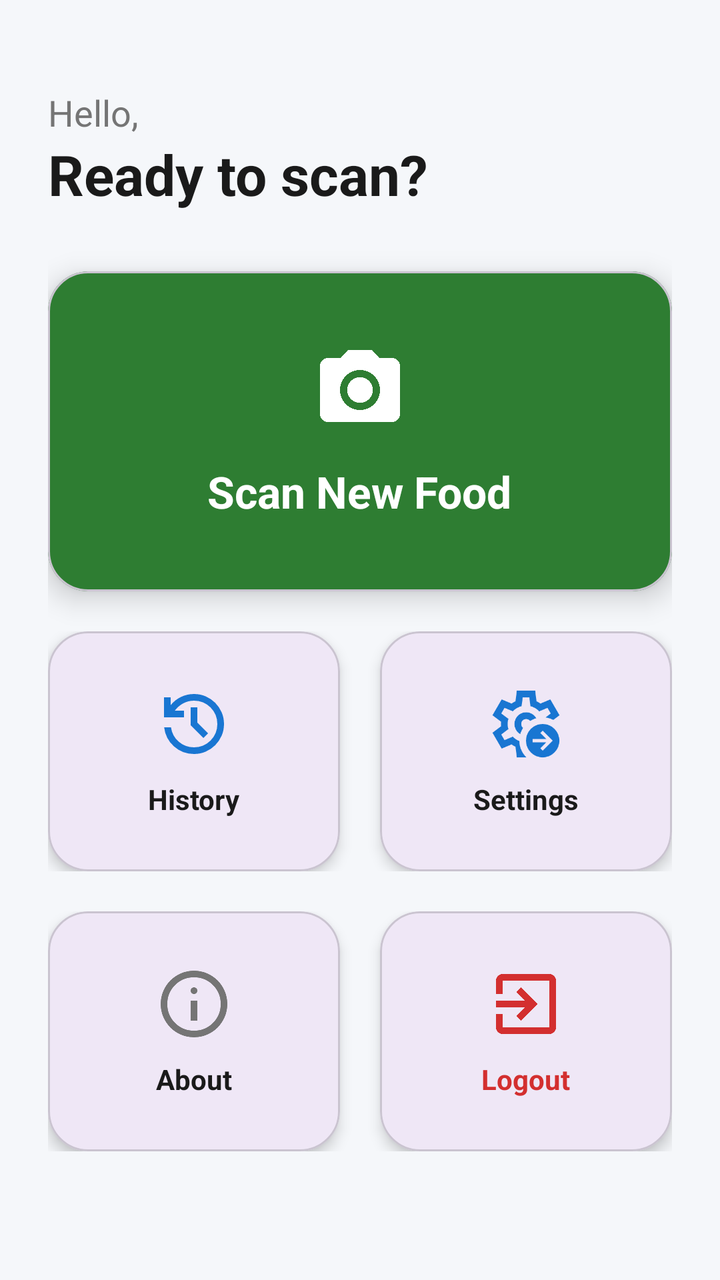
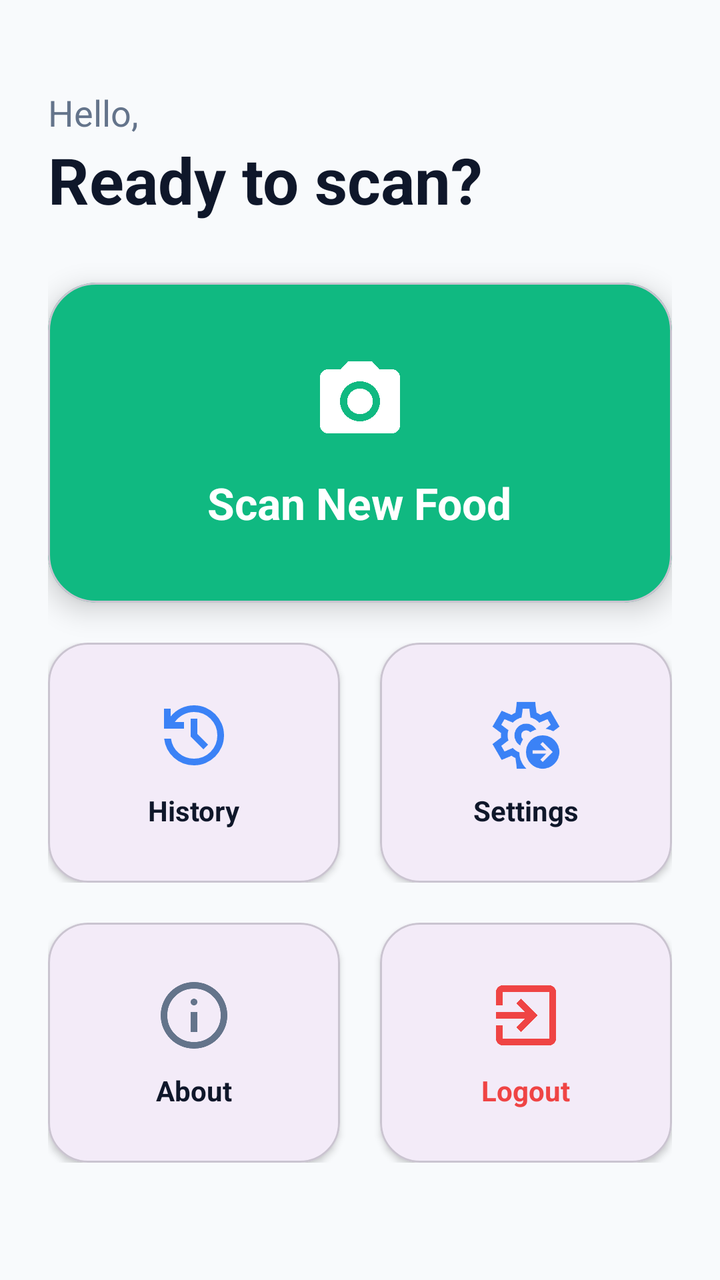

An Android layout rendered at two revisions. The XML below is the earlier revision; the diff shows what the commit changed to produce the second picture.
<!-- AndroidManifest.xml: application theme Theme.NutriScan -->
<!-- res/layout/activity_home.xml -->
<?xml version="1.0" encoding="utf-8"?>
<ScrollView xmlns:android="http://schemas.android.com/apk/res/android"
    xmlns:app="http://schemas.android.com/apk/res-auto"
    android:layout_width="match_parent"
    android:layout_height="match_parent"
    android:background="@color/bg_light"
    android:fillViewport="true">

    <LinearLayout
        android:layout_width="match_parent"
        android:layout_height="wrap_content"
        android:orientation="vertical"
        android:padding="24dp">

        <TextView
            android:id="@+id/textViewWelcome"
            android:layout_width="wrap_content"
            android:layout_height="wrap_content"
            android:layout_marginTop="20dp"
            android:text="Hello,"
            android:textColor="@color/text_light"
            android:textSize="18sp" />

        <TextView
            android:layout_width="wrap_content"
            android:layout_height="wrap_content"
            android:layout_marginBottom="30dp"
            android:text="Ready to scan?"
            android:textColor="@color/text_dark"
            android:textSize="28sp"
            android:textStyle="bold" />

        
        <com.google.android.material.card.MaterialCardView
            android:id="@+id/buttonScanNewItem"
            android:layout_width="match_parent"
            android:layout_height="160dp"
            android:layout_marginBottom="20dp"
            app:cardBackgroundColor="@color/primary_green"
            app:cardCornerRadius="20dp"
            app:cardElevation="8dp">

            <LinearLayout
                android:layout_width="match_parent"
                android:layout_height="match_parent"
                android:gravity="center"
                android:orientation="vertical">

                <ImageView
                    android:layout_width="48dp"
                    android:layout_height="48dp"
                    android:src="@drawable/ic_camera_white_24dp"
                    app:tint="@color/white" />

                <TextView
                    android:layout_width="wrap_content"
                    android:layout_height="wrap_content"
                    android:layout_marginTop="12dp"
                    android:text="Scan New Food"
                    android:textColor="@color/white"
                    android:textSize="22sp"
                    android:textStyle="bold" />
            </LinearLayout>
        </com.google.android.material.card.MaterialCardView>

        
        <LinearLayout
            android:layout_width="match_parent"
            android:layout_height="wrap_content"
            android:orientation="horizontal"
            android:weightSum="2">

            <com.google.android.material.card.MaterialCardView
                android:id="@+id/buttonViewHistory"
                android:layout_width="0dp"
                android:layout_height="120dp"
                android:layout_marginEnd="10dp"
                android:layout_weight="1"
                app:cardCornerRadius="20dp"
                app:cardElevation="4dp">

                <LinearLayout
                    android:layout_width="match_parent"
                    android:layout_height="match_parent"
                    android:gravity="center"
                    android:orientation="vertical">

                    <ImageView
                        android:layout_width="40dp"
                        android:layout_height="40dp"
                        android:src="@drawable/ic_history_white_24dp"
                        app:tint="@color/primary_blue" />

                    <TextView
                        android:layout_width="wrap_content"
                        android:layout_height="wrap_content"
                        android:layout_marginTop="8dp"
                        android:text="History"
                        android:textColor="@color/text_dark"
                        android:textStyle="bold" />
                </LinearLayout>
            </com.google.android.material.card.MaterialCardView>

            <com.google.android.material.card.MaterialCardView
                android:id="@+id/buttonSettings"
                android:layout_width="0dp"
                android:layout_height="120dp"
                android:layout_marginStart="10dp"
                android:layout_weight="1"
                app:cardCornerRadius="20dp"
                app:cardElevation="4dp">

                <LinearLayout
                    android:layout_width="match_parent"
                    android:layout_height="match_parent"
                    android:gravity="center"
                    android:orientation="vertical">

                    <ImageView
                        android:layout_width="40dp"
                        android:layout_height="40dp"
                        android:src="@drawable/ic_settings_white_24dp"
                        app:tint="@color/primary_blue" />

                    <TextView
                        android:layout_width="wrap_content"
                        android:layout_height="wrap_content"
                        android:layout_marginTop="8dp"
                        android:text="Settings"
                        android:textColor="@color/text_dark"
                        android:textStyle="bold" />
                </LinearLayout>
            </com.google.android.material.card.MaterialCardView>
        </LinearLayout>

        <LinearLayout
            android:layout_width="match_parent"
            android:layout_height="wrap_content"
            android:layout_marginTop="20dp"
            android:orientation="horizontal"
            android:weightSum="2">

            <com.google.android.material.card.MaterialCardView
                android:id="@+id/buttonAbout"
                android:layout_width="0dp"
                android:layout_height="120dp"
                android:layout_marginEnd="10dp"
                android:layout_weight="1"
                app:cardCornerRadius="20dp"
                app:cardElevation="4dp">

                <LinearLayout
                    android:layout_width="match_parent"
                    android:layout_height="match_parent"
                    android:gravity="center"
                    android:orientation="vertical">

                    <ImageView
                        android:layout_width="40dp"
                        android:layout_height="40dp"
                        android:src="@drawable/ic_info_white_24dp"
                        app:tint="@color/text_light" />

                    <TextView
                        android:layout_width="wrap_content"
                        android:layout_height="wrap_content"
                        android:layout_marginTop="8dp"
                        android:text="About"
                        android:textColor="@color/text_dark"
                        android:textStyle="bold" />
                </LinearLayout>
            </com.google.android.material.card.MaterialCardView>

            <com.google.android.material.card.MaterialCardView
                android:id="@+id/buttonLogout"
                android:layout_width="0dp"
                android:layout_height="120dp"
                android:layout_marginStart="10dp"
                android:layout_weight="1"
                app:cardCornerRadius="20dp"
                app:cardElevation="4dp">

                <LinearLayout
                    android:layout_width="match_parent"
                    android:layout_height="match_parent"
                    android:gravity="center"
                    android:orientation="vertical">

                    <ImageView
                        android:layout_width="40dp"
                        android:layout_height="40dp"
                        android:src="@drawable/ic_logout_white_24dp"
                        app:tint="@color/error_red" />

                    <TextView
                        android:layout_width="wrap_content"
                        android:layout_height="wrap_content"
                        android:layout_marginTop="8dp"
                        android:text="Logout"
                        android:textColor="@color/error_red"
                        android:textStyle="bold" />
                </LinearLayout>
            </com.google.android.material.card.MaterialCardView>
        </LinearLayout>

    </LinearLayout>
</ScrollView>
<!-- resources referenced by this layout -->
<resources>
  <color name="bg_light">#F5F7FA</color>
  <color name="error_red">#D32F2F</color>
  <color name="primary_blue">#1976D2</color>
  <color name="primary_green">#2E7D32</color>
  <color name="text_dark">#1A1A1A</color>
  <color name="text_light">#757575</color>
  <color name="white">#FFFFFFFF</color>
  <!-- drawable ic_camera_white_24dp (drawable) -->
  <vector xmlns:android="http://schemas.android.com/apk/res/android" android:height="24dp" android:tint="#FFFFFF" android:viewportHeight="24" android:viewportWidth="24" android:width="24dp">
        
      <path android:fillColor="@android:color/white" android:pathData="M12,12m-3.2,0a3.2,3.2 0,1 1,6.4 0a3.2,3.2 0,1 1,-6.4 0"/>
        
      <path android:fillColor="@android:color/white" android:pathData="M9,2L7.17,4L4,4c-1.1,0 -2,0.9 -2,2v12c0,1.1 0.9,2 2,2h16c1.1,0 2,-0.9 2,-2L22,6c0,-1.1 -0.9,-2 -2,-2h-3.17L15,2L9,2zM12,17c-2.76,0 -5,-2.24 -5,-5s2.24,-5 5,-5 5,2.24 5,5 -2.24,5 -5,5z"/>
      
  </vector>
  <!-- drawable ic_history_white_24dp (drawable) -->
  <vector xmlns:android="http://schemas.android.com/apk/res/android"
      android:width="24dp"
      android:height="24dp"
      android:viewportWidth="960"
      android:viewportHeight="960"
      android:tint="?attr/colorControlNormal">
    <path
        android:fillColor="@android:color/white"
        android:pathData="M480,840Q342,840 239.5,748.5Q137,657 122,520L204,520Q218,624 296.5,692Q375,760 480,760Q597,760 678.5,678.5Q760,597 760,480Q760,363 678.5,281.5Q597,200 480,200Q411,200 351,232Q291,264 250,320L360,320L360,400L120,400L120,160L200,160L200,254Q251,190 324.5,155Q398,120 480,120Q555,120 620.5,148.5Q686,177 734.5,225.5Q783,274 811.5,339.5Q840,405 840,480Q840,555 811.5,620.5Q783,686 734.5,734.5Q686,783 620.5,811.5Q555,840 480,840ZM592,648L440,496L440,280L520,280L520,464L648,592L592,648Z"/>
  </vector>
  <!-- drawable ic_info_white_24dp (drawable) -->
  <vector xmlns:android="http://schemas.android.com/apk/res/android"
      android:width="24dp"
      android:height="24dp"
      android:viewportWidth="960"
      android:viewportHeight="960"
      android:tint="?attr/colorControlNormal">
    <path
        android:fillColor="@android:color/white"
        android:pathData="M440,680L520,680L520,440L440,440L440,680ZM480,360Q497,360 508.5,348.5Q520,337 520,320Q520,303 508.5,291.5Q497,280 480,280Q463,280 451.5,291.5Q440,303 440,320Q440,337 451.5,348.5Q463,360 480,360ZM480,880Q397,880 324,848.5Q251,817 197,763Q143,709 111.5,636Q80,563 80,480Q80,397 111.5,324Q143,251 197,197Q251,143 324,111.5Q397,80 480,80Q563,80 636,111.5Q709,143 763,197Q817,251 848.5,324Q880,397 880,480Q880,563 848.5,636Q817,709 763,763Q709,817 636,848.5Q563,880 480,880ZM480,800Q614,800 707,707Q800,614 800,480Q800,346 707,253Q614,160 480,160Q346,160 253,253Q160,346 160,480Q160,614 253,707Q346,800 480,800ZM480,480Q480,480 480,480Q480,480 480,480Q480,480 480,480Q480,480 480,480Q480,480 480,480Q480,480 480,480Q480,480 480,480Q480,480 480,480Z"/>
  </vector>
  <!-- drawable ic_logout_white_24dp (drawable) -->
  <vector xmlns:android="http://schemas.android.com/apk/res/android"
      android:width="24dp"
      android:height="24dp"
      android:viewportWidth="960"
      android:viewportHeight="960"
      android:tint="?attr/colorControlNormal"
      android:autoMirrored="true">
    <path
        android:fillColor="@android:color/white"
        android:pathData="M200,840Q167,840 143.5,816.5Q120,793 120,760L120,600L200,600L200,760Q200,760 200,760Q200,760 200,760L760,760Q760,760 760,760Q760,760 760,760L760,200Q760,200 760,200Q760,200 760,200L200,200Q200,200 200,200Q200,200 200,200L200,360L120,360L120,200Q120,167 143.5,143.5Q167,120 200,120L760,120Q793,120 816.5,143.5Q840,167 840,200L840,760Q840,793 816.5,816.5Q793,840 760,840L200,840ZM420,680L364,622L466,520L120,520L120,440L466,440L364,338L420,280L620,480L420,680Z"/>
  </vector>
  <style name="Theme.NutriScan" parent="Base.Theme.NutriScan" />
  <style name="Base.Theme.NutriScan" parent="Theme.Material3.DayNight.NoActionBar">
          
          
      </style>
  <!-- unchanged entries left out for length: 1 -->
</resources>

<!-- the commit's change to res/layout/activity_home.xml (unified diff, before → after) -->
@@ -13,7 +13,6 @@
         android:padding="24dp">
 
         <TextView
-            android:id="@+id/textViewWelcome"
             android:layout_width="wrap_content"
             android:layout_height="wrap_content"
             android:layout_marginTop="20dp"
@@ -22,12 +21,13 @@
             android:textSize="18sp" />
 
         <TextView
+            android:id="@+id/textViewWelcome"
             android:layout_width="wrap_content"
             android:layout_height="wrap_content"
             android:layout_marginBottom="30dp"
             android:text="Ready to scan?"
             android:textColor="@color/text_dark"
-            android:textSize="28sp"
+            android:textSize="32sp"
             android:textStyle="bold" />
 
         
@@ -37,7 +37,7 @@
             android:layout_height="160dp"
             android:layout_marginBottom="20dp"
             app:cardBackgroundColor="@color/primary_green"
-            app:cardCornerRadius="20dp"
+            app:cardCornerRadius="24dp"
             app:cardElevation="8dp">
 
             <LinearLayout
@@ -77,7 +77,7 @@
                 android:layout_marginEnd="10dp"
                 android:layout_weight="1"
                 app:cardCornerRadius="20dp"
-                app:cardElevation="4dp">
+                app:cardElevation="2dp">
 
                 <LinearLayout
                     android:layout_width="match_parent"
@@ -108,7 +108,7 @@
                 android:layout_marginStart="10dp"
                 android:layout_weight="1"
                 app:cardCornerRadius="20dp"
-                app:cardElevation="4dp">
+                app:cardElevation="2dp">
 
                 <LinearLayout
                     android:layout_width="match_parent"
@@ -147,7 +147,7 @@
                 android:layout_marginEnd="10dp"
                 android:layout_weight="1"
                 app:cardCornerRadius="20dp"
-                app:cardElevation="4dp">
+                app:cardElevation="2dp">
 
                 <LinearLayout
                     android:layout_width="match_parent"
@@ -178,7 +178,7 @@
                 android:layout_marginStart="10dp"
                 android:layout_weight="1"
                 app:cardCornerRadius="20dp"
-                app:cardElevation="4dp">
+                app:cardElevation="2dp">
 
                 <LinearLayout
                     android:layout_width="match_parent"
@@ -202,6 +202,5 @@
                 </LinearLayout>
             </com.google.android.material.card.MaterialCardView>
         </LinearLayout>
-
     </LinearLayout>
 </ScrollView>
<!-- resource entries referenced after the edit -->
@@ -1,11 +1,11 @@
 <!-- resources referenced by this layout -->
 <resources>
-  <color name="bg_light">#F5F7FA</color>
-  <color name="error_red">#D32F2F</color>
-  <color name="primary_blue">#1976D2</color>
-  <color name="primary_green">#2E7D32</color>
-  <color name="text_dark">#1A1A1A</color>
-  <color name="text_light">#757575</color>
+  <color name="bg_light">#F8FAFC</color>
+  <color name="error_red">#EF4444</color>
+  <color name="primary_blue">#3B82F6</color>
+  <color name="primary_green">#10B981</color>
+  <color name="text_dark">#0F172A</color>
+  <color name="text_light">#64748B</color>
   <color name="white">#FFFFFFFF</color>
   <!-- drawable ic_camera_white_24dp (drawable) -->
   <vector xmlns:android="http://schemas.android.com/apk/res/android" android:height="24dp" android:tint="#FFFFFF" android:viewportHeight="24" android:viewportWidth="24" android:width="24dp">
